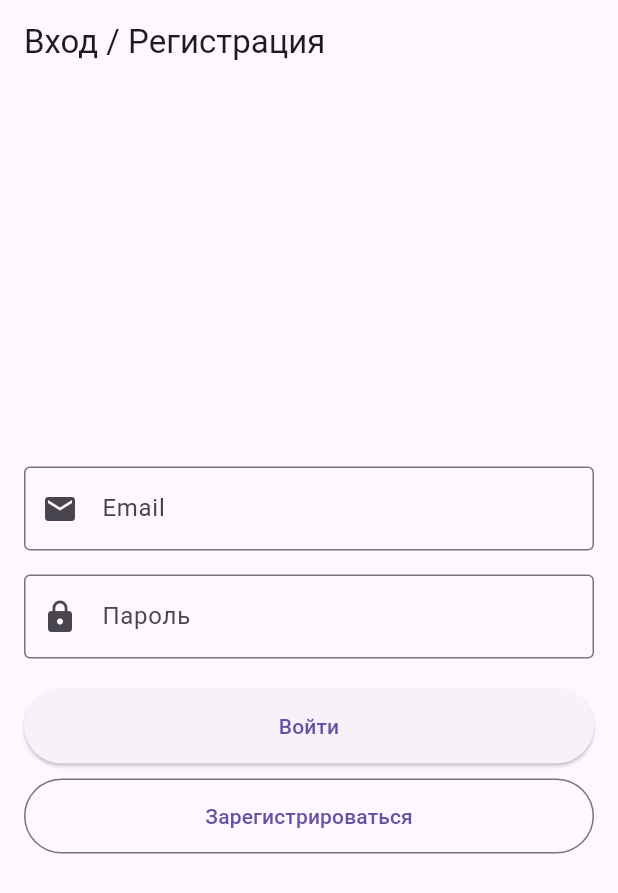
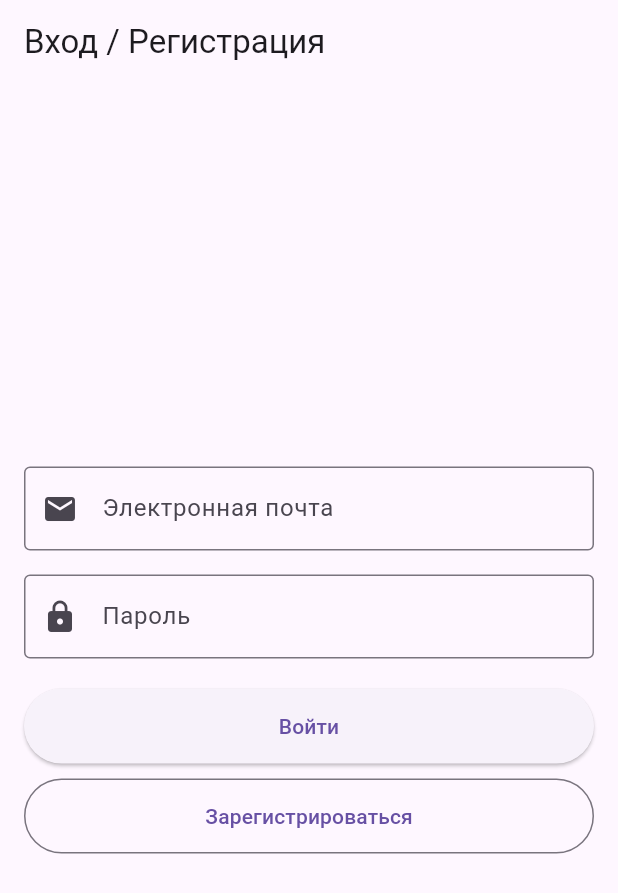
Before and after one commit to KudryashovAV/fitness-coach-app, a Flutter app: the screen it shows after launch, after a tap on "Войти", on a phone screen of 412 x 824 dp. Shown: the top 893 px of the screen. Run offline on Flutter 3.47's test engine with Material 3 defaults, Android fonts, the phone set to English and light mode, and no system bars; our stand-ins replace cloud_firestore, firebase_auth, firebase_core, flutter_easyloading, get, google_fonts and 2 more; accounts and stored records are empty.

Commit message:
Fix changes from QA

```diff
--- a/lib/controllers/auth_controller.dart
+++ b/lib/controllers/auth_controller.dart
@@ -5,19 +5,28 @@ import 'package:shared_preferences/shared_preferences.dart';
 import '../repositories/auth_repository.dart';
 
 class AuthController extends GetxController {
-  final AuthRepository _authRepository =
-      Get.find<AuthRepository>(); // Находим AuthRepository
+  final AuthRepository _authRepository = Get.find<AuthRepository>();
 
   final TextEditingController emailController = TextEditingController();
   final TextEditingController passwordController = TextEditingController();
 
-  RxBool isLoading = false.obs; // Отслеживаем состояние загрузки
-  RxString errorMessage = ''.obs; // Сообщение об ошибке
+  RxBool isLoading = false.obs;
+  RxString errorMessage = ''.obs;
+
+  String checkAndReturnEmail(String email) {
+    final regex = RegExp(
+        r'^[a-zA-Z0-9.!#$%&’*+/=?^_`{|}~-]+@[a-zA-Z0-9-]+(?:\.[a-zA-Z0-9-]+)*$');
+
+    if (!regex.hasMatch(email)) {
+      throw ('Электронная почта содержит ошибку');
+    }
+
+    return email.trim();
+  }
 
   @override
   void onInit() {
     super.onInit();
-    // Привязываем слушатель к состоянию пользователя
     ever(_authRepository.firebaseUser, _goToHomeOrLogin);
   }
 
@@ -46,7 +55,7 @@ class AuthController extends GetxController {
     errorMessage.value = '';
     try {
       await _authRepository.signInWithEmail(
-        emailController.text.trim(),
+        checkAndReturnEmail(emailController.text),
         passwordController.text.trim(),
       );
 
@@ -54,8 +63,6 @@ class AuthController extends GetxController {
       final SharedPreferences prefs = await SharedPreferences.getInstance();
       final userUid = user?.uid;
       await prefs.setString('current_user', userUid ?? '');
-      // Если дошли сюда, значит пользователь успешно вошел,
-      // _goToHomeOrLogin будет вызван автоматически через слушателя firebaseUser
     } on AuthException catch (e) {
       errorMessage.value = e.message;
     } catch (e) {
@@ -70,10 +77,9 @@ class AuthController extends GetxController {
     errorMessage.value = '';
     try {
       await _authRepository.signUpWithEmail(
-        emailController.text.trim(),
+        checkAndReturnEmail(emailController.text),
         passwordController.text.trim(),
       );
-      // Аналогично, _goToHomeOrLogin будет вызван
       Get.snackbar('Успех!', 'Аккаунт успешно создан. Можете войти.',
           snackPosition: SnackPosition.BOTTOM,
           backgroundColor: Colors.green.withOpacity(0.7),
@@ -81,7 +87,7 @@ class AuthController extends GetxController {
     } on AuthException catch (e) {
       errorMessage.value = e.message;
     } catch (e) {
-      errorMessage.value = 'Неизвестная ошибка регистрации.';
+      errorMessage.value = e.toString();
     } finally {
       isLoading.value = false;
     }
@@ -92,7 +98,6 @@ class AuthController extends GetxController {
     errorMessage.value = '';
     try {
       await _authRepository.signOut();
-      // Аналогично, _goToHomeOrLogin будет вызван
     } on AuthException catch (e) {
       errorMessage.value = e.message;
     } catch (e) {
--- a/lib/screens/login.dart
+++ b/lib/screens/login.dart
@@ -21,7 +21,7 @@ class LoginView extends GetView<AuthController> {
               TextField(
                 controller: controller.emailController,
                 decoration: InputDecoration(
-                  labelText: 'Email',
+                  labelText: 'Электронная почта',
                   border: OutlineInputBorder(),
                   prefixIcon: Icon(Icons.email),
                 ),
@@ -34,9 +34,8 @@ class LoginView extends GetView<AuthController> {
                   labelText: 'Пароль',
                   border: OutlineInputBorder(),
                   prefixIcon: Icon(Icons.lock),
-                  // Можно добавить иконку для скрытия/показа пароля
                 ),
-                obscureText: true, // Скрываем ввод пароля
+                obscureText: true,
               ),
               SizedBox(height: 20),
               Obx(() {
--- a/lib/widgets/athletes_search.dart
+++ b/lib/widgets/athletes_search.dart
@@ -17,7 +17,7 @@ class AthletesSearch extends StatelessWidget {
             padding: const EdgeInsets.all(8.0),
             child: TextField(
               decoration: InputDecoration(
-                hintText: 'Поиск по имени...',
+                hintText: 'Поиск по имени',
                 border: OutlineInputBorder(
                   borderRadius: BorderRadius.circular(30.0),
                 ),
--- a/lib/widgets/workout_history_list.dart
+++ b/lib/widgets/workout_history_list.dart
@@ -32,8 +32,8 @@ class WorkoutHistoryList extends StatelessWidget {
             final transaction = transactions[index];
             return ListTile(
               title: Text(transaction['title']),
-              subtitle: Text(
-                  'Возраст: ${DateFormat('dd.MM.yyyy HH:mm:ss').format(transaction['createdAt'].toDate())}'),
+              subtitle: Text(DateFormat('dd.MM.yyyy HH:mm:ss')
+                  .format(transaction['createdAt'].toDate())),
             );
           },
         );
--- a/pubspec.yaml
+++ b/pubspec.yaml
@@ -17,6 +17,9 @@ dependencies:
   google_fonts: ^6.2.1
   get_storage: ^2.1.1
   shared_preferences: ^2.5.3
+  email_validator: ^3.0.0
+  flutter_intl_phone_field: ^0.0.7
+  intl_phone_field: ^3.2.0
 
 dev_dependencies:
   flutter_test:
```
Also changed, not shown: lib/screens/athlete_screen.dart (+11 -2 lines), lib/widgets/add_athlete.dart (+26 -8 lines), lib/widgets/athlete_card.dart (+7 -3 lines), pubspec.lock, 4 other files.
